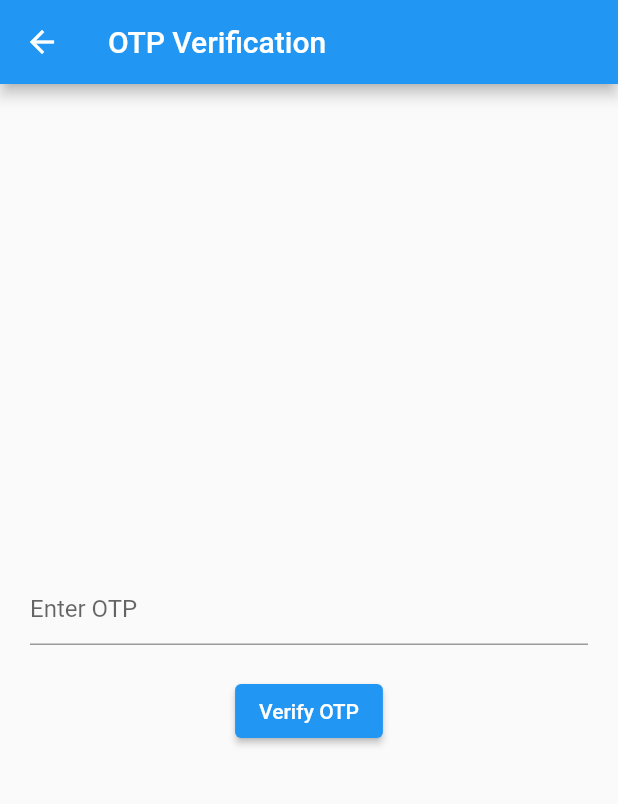
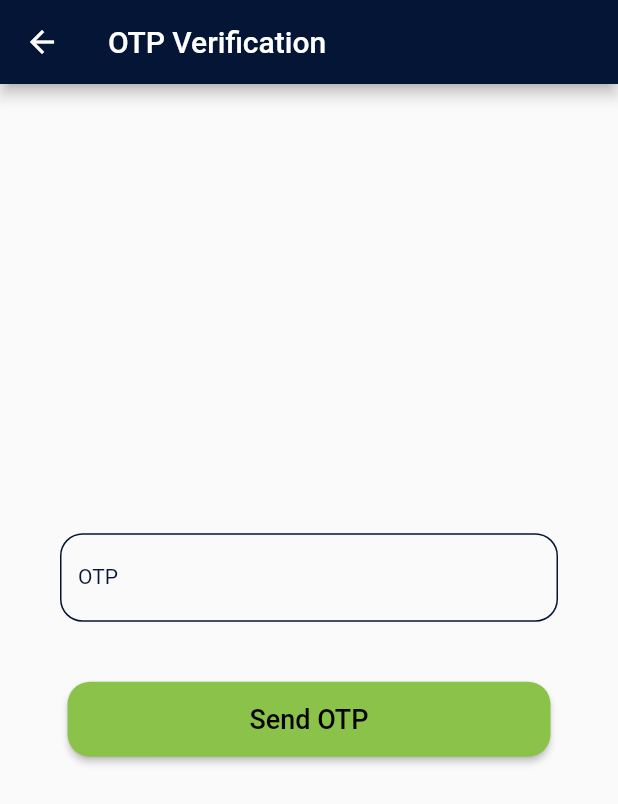
Before and after one commit to puzanadhikari/roomfinder, a Flutter app: the OTPPage screen opened directly with empty values, on a phone screen of 412 x 824 dp. Shown: the top 804 px of the screen. Run offline on Flutter 3.47's test engine with Material 2 defaults, Android fonts, the phone set to English and light mode, and no system bars; our stand-ins replace animated_notch_bottom_bar, cloud_firestore, firebase_auth, firebase_core, flutter_svg, fluttertoast and 2 more; missing offline and left inert: flutter_facebook_auth; accounts and stored records are empty; network calls fail.

Commit message:
verification done for otp

```diff
--- a/lib/loginPage.dart
+++ b/lib/loginPage.dart
@@ -276,7 +276,7 @@ class _LoginPageState extends State<LoginPage> {
                     Padding(
                       padding: const EdgeInsets.symmetric(horizontal: 20.0),
                       child: TextFormField(
-                        keyboardType: TextInputType.emailAddress,
+                        keyboardType: TextInputType.number,
                         controller: _phoneController,
                         decoration: KFormFieldDecoration.copyWith(
                             labelText: "Phone Number"),
--- a/lib/otpPage.dart
+++ b/lib/otpPage.dart
@@ -1,5 +1,6 @@
 import 'package:flutter/material.dart';
 import 'package:firebase_auth/firebase_auth.dart';
+import 'package:meroapp/Constants/styleConsts.dart';
 import 'package:meroapp/homePage.dart';
 
 class OTPPage extends StatefulWidget {
@@ -19,6 +20,7 @@ class _OTPPageState extends State<OTPPage> {
     return Scaffold(
       appBar: AppBar(
         title: Text('OTP Verification'),
+        backgroundColor: kThemeColor,
       ),
       body: Center(
         child: Padding(
@@ -27,19 +29,37 @@ class _OTPPageState extends State<OTPPage> {
             mainAxisAlignment: MainAxisAlignment.center,
             crossAxisAlignment: CrossAxisAlignment.center,
             children: [
-              TextField(
-                controller: _otpController,
-                keyboardType: TextInputType.number,
-                decoration: InputDecoration(
-                  hintText: 'Enter OTP',
+              Padding(
+                padding: const EdgeInsets.symmetric(horizontal: 20.0),
+                child: TextFormField(
+                  keyboardType: TextInputType.number,
+                  controller: _otpController,
+                  decoration: KFormFieldDecoration.copyWith(
+                      labelText: "OTP"),
                 ),
               ),
               SizedBox(height: 20),
-              ElevatedButton(
-                onPressed: () {
-                  _verifyOTP();
-                },
-                child: Text('Verify OTP'),
+              Padding(
+                padding: const EdgeInsets.symmetric(
+                    horizontal: 25.0, vertical: 20),
+                child: Container(
+                  width: MediaQuery.of(context).size.width,
+                  height: 50,
+                  child: ElevatedButton(
+                    onPressed:(){
+                      _verifyOTP();
+                    },
+                    child: Text("Send OTP",
+                        style:
+                        TextStyle(color: Colors.black, fontSize: 18)),
+                    style: ElevatedButton.styleFrom(
+                      primary: appBarColor,
+                      shape: RoundedRectangleBorder(
+                        borderRadius: BorderRadius.circular(15.0),
+                      ),
+                    ),
+                  ),
+                ),
               ),
             ],
           ),
@@ -61,6 +81,8 @@ class _OTPPageState extends State<OTPPage> {
         MaterialPageRoute(builder: (context) => HomePage()),
       );
     } catch (e) {
+      ScaffoldMessenger.of(context).showSnackBar(
+        SnackBar(content: Text('Failed to verify OTP')));
       print('Error verifying OTP: $e');
       // Handle error here
     }
```
